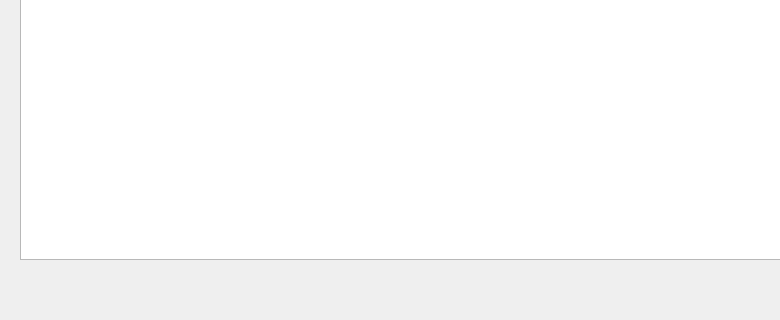
The window that forms/application.ui (Aquaver/signal-generator) describes before a commit, drawn with Qt 5; both pictures show x 0 to 780 and y 200 to 520 of the 1280 by 720 pixel window.
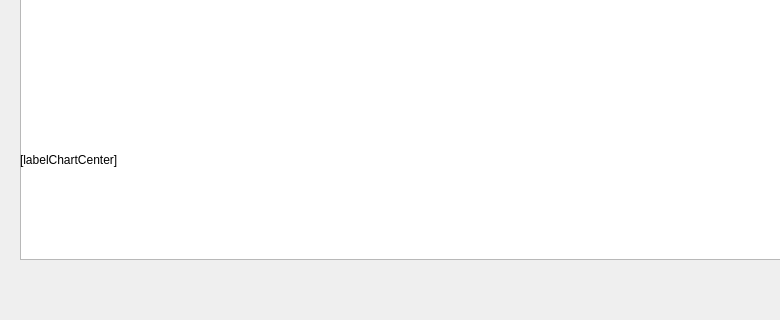
The same window after the commit.

Commit message: Added text property in chart center point label widget in application UI file

What changed in the file:
```diff
--- a/forms/application.ui
+++ b/forms/application.ui
@@ -263,6 +263,10 @@
                 <height>200</height>
               </rect>
             </property>
+            
+            <property name="text">
+              <string>[labelChartCenter]</string>
+            </property>
           </widget>
         </widget>
       </widget>
```
